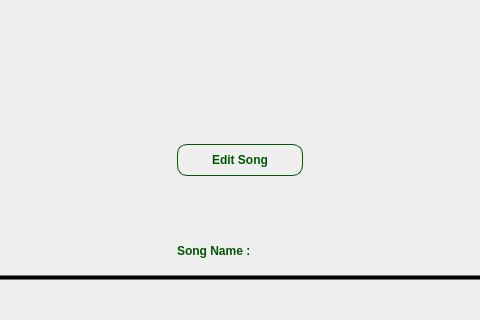
The window that songwindow.ui (aminfooladi/QSpotify) describes before a commit, drawn with Qt 5; both pictures show x 297 to 777 and y 125 to 445 of the 1000 by 700 pixel window.
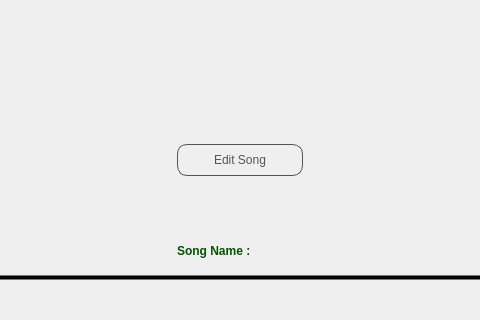
The same window after the commit. Icons and pictures are not drawn.

Patch:
```diff
--- a/songwindow.ui
+++ b/songwindow.ui
@@ -342,12 +342,24 @@
       <item row="0" column="1">
        <widget class="QPushButton" name="pushButton_2">
         <property name="styleSheet">
-         <string notr="true">background: transparent;
-border: 1px solid rgb(0, 85, 0);
+         <string notr="true">QPushButton {
+background: transparent;
+border: 1px solid rgb(84, 84, 84);
 border-radius: 10px;
 padding: 8px 20px;
-color: rgb(0, 85, 0);
-font-weight: bold;
+color: rgb(84, 84, 84);
+font: 700 9pt &quot;Segoe UI&quot;;
+}
+
+QPushButton:hover {
+	background-color: rgb(84, 84, 84);
+	border:1px solid rgb(255, 255, 255);
+	border-radius: 10px;
+	padding: 8px 20px;
+	color: rgb(255, 255, 255);
+	font: 700 9pt &quot;Segoe UI&quot;;
+}
+
 </string>
         </property>
         <property name="text">
```
